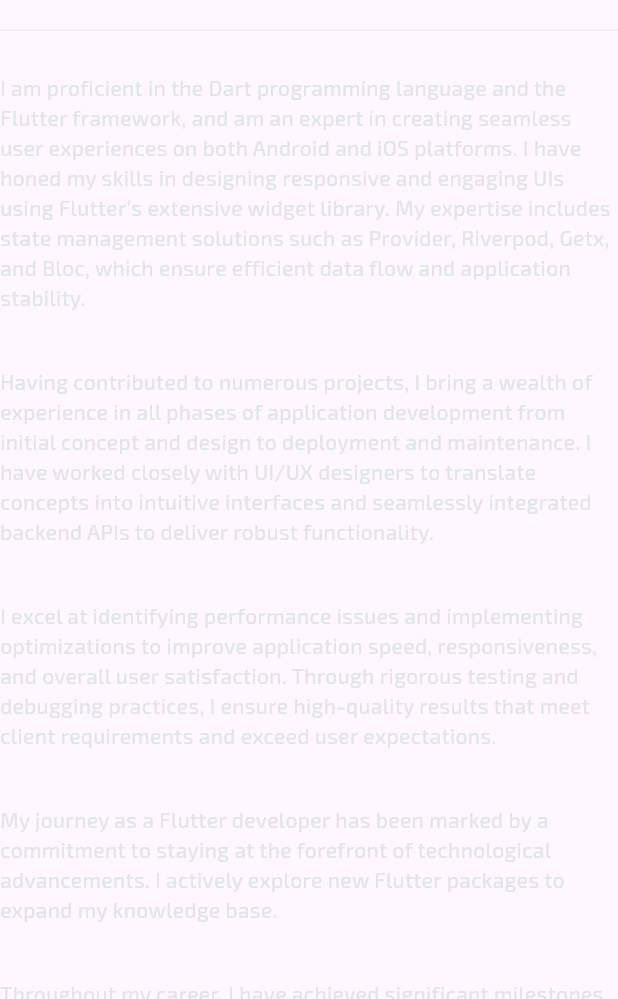
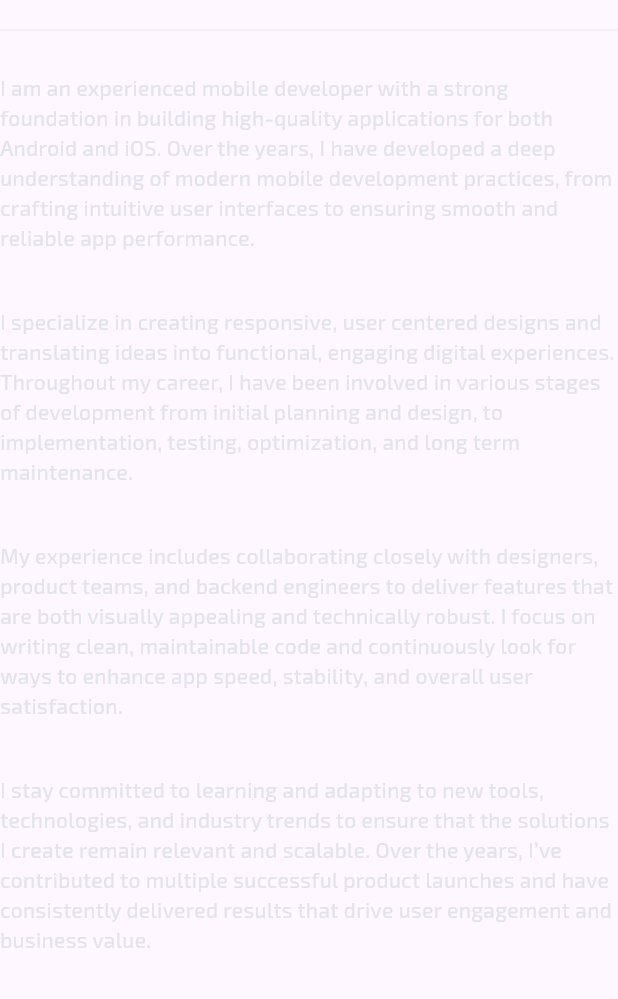
Before and after one commit to awanderer11/profile, a Flutter app: the AboutPage screen opened directly, on a phone screen of 412 x 824 dp, the part 237-1236 px from its top. Run offline on Flutter 3.47's test engine with Material 3 defaults, Android fonts, the phone set to English and light mode, and no system bars; our stand-ins replace flutter_svg, google_fonts, responsive_framework.

Commit message:
upddate about me

```diff
--- a/lib/pages/about_page.dart
+++ b/lib/pages/about_page.dart
@@ -48,13 +48,12 @@
   const AboutContent({super.key});
 
   final List<String> paragraphs = const [
-    "I am proficient in the Dart programming language and the Flutter framework, and am an expert in creating seamless user experiences on both Android and iOS platforms. I have honed my skills in designing responsive and engaging UIs using Flutter’s extensive widget library. My expertise includes state management solutions such as Provider, Riverpod, Getx, and Bloc, which ensure efficient data flow and application stability.",
-    "Having contributed to numerous projects, I bring a wealth of experience in all phases of application development from initial concept and design to deployment and maintenance. I have worked closely with UI/UX designers to translate concepts into intuitive interfaces and seamlessly integrated backend APIs to deliver robust functionality.",
-    "I excel at identifying performance issues and implementing optimizations to improve application speed, responsiveness, and overall user satisfaction. Through rigorous testing and debugging practices, I ensure high-quality results that meet client requirements and exceed user expectations.",
-    "My journey as a Flutter developer has been marked by a commitment to staying at the forefront of technological advancements. I actively explore new Flutter packages to expand my knowledge base.",
-    "Throughout my career, I have achieved significant milestones, including successful app launches with high user ratings and praise for innovative features that increase user engagement. I take pride in my ability to adapt Flutter’s capabilities to a variety of project needs and deliver scalable solutions that drive business growth.",
-    "Moving forward, I am excited to leverage emerging Flutter trends and advancements to address new challenges and deliver more impactful mobile experiences. My goal is to continue pushing the boundaries of what Flutter can achieve while maintaining a strong commitment to excellence and innovation.",
-    "Overall, this is my profile that highlights my skills, experience, and passion over 5 years of mastering this framework and delivering impactful solutions for clients and users.",
+    "I am an experienced mobile developer with a strong foundation in building high-quality applications for both Android and iOS. Over the years, I have developed a deep understanding of modern mobile development practices, from crafting intuitive user interfaces to ensuring smooth and reliable app performance.",
+    "I specialize in creating responsive, user centered designs and translating ideas into functional, engaging digital experiences. Throughout my career, I have been involved in various stages of development from initial planning and design, to implementation, testing, optimization, and long term maintenance.",
+    "My experience includes collaborating closely with designers, product teams, and backend engineers to deliver features that are both visually appealing and technically robust. I focus on writing clean, maintainable code and continuously look for ways to enhance app speed, stability, and overall user satisfaction.",
+    "I stay committed to learning and adapting to new tools, technologies, and industry trends to ensure that the solutions I create remain relevant and scalable. Over the years, I’ve contributed to multiple successful product launches and have consistently delivered results that drive user engagement and business value.",
+    "I take pride in my ability to approach challenges with creativity and a problem-solving mindset while always striving for excellence in every project. If you need help with any aspect of mobile development or want to explore ideas, feel free to reach out. I'm always excited to collaborate and create meaningful digital experiences.",
+    "Overall, this is my profile that highlights my skills, experience, and passion over 5+ years of mastering this framework and delivering impactful solutions for clients and users.",
     "If there is a specific aspect of mobile app development that you are interested in or need help with, please feel free to ask. :)",
   ];
 
```
